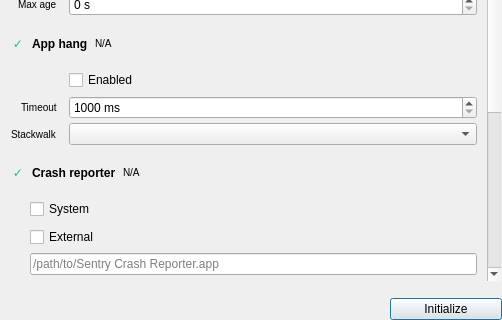
jpnurmi/sentry-playground, file src/initpane.ui: the form before one commit; both pictures show x 0 to 502 and y 852 to 1172 of the 502 by 1172 pixel window.
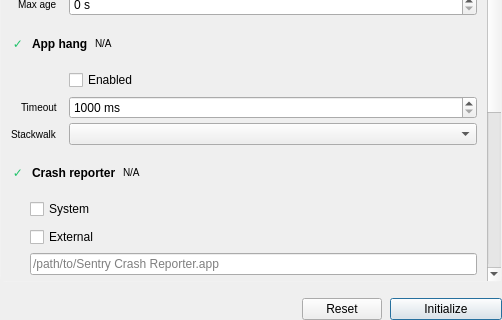
The form after the commit.

Commit message:
Add a Reset button to the Init pane
Fill the form with the default options so they can be restored
without editing each field. Nothing is saved until the options are
applied with Initialize.

```diff
--- a/src/initpane.ui
+++ b/src/initpane.ui
@@ -2129,6 +2129,9 @@
    </item>
    <item>
     <layout class="QHBoxLayout" name="footerLayout">
+     <property name="spacing">
+      <number>8</number>
+     </property>
      <property name="topMargin">
       <number>16</number>
      </property>
@@ -2145,6 +2148,16 @@
        </property>
       </spacer>
      </item>
+     <item>
+      <widget class="QPushButton" name="resetButton">
+       <property name="toolTip">
+        <string>Reset options to defaults</string>
+       </property>
+       <property name="text">
+        <string>Reset</string>
+       </property>
+      </widget>
+     </item>
      <item>
       <widget class="QPushButton" name="initializeButton">
        <property name="minimumSize">
```
The commit also changes 2 other files.
